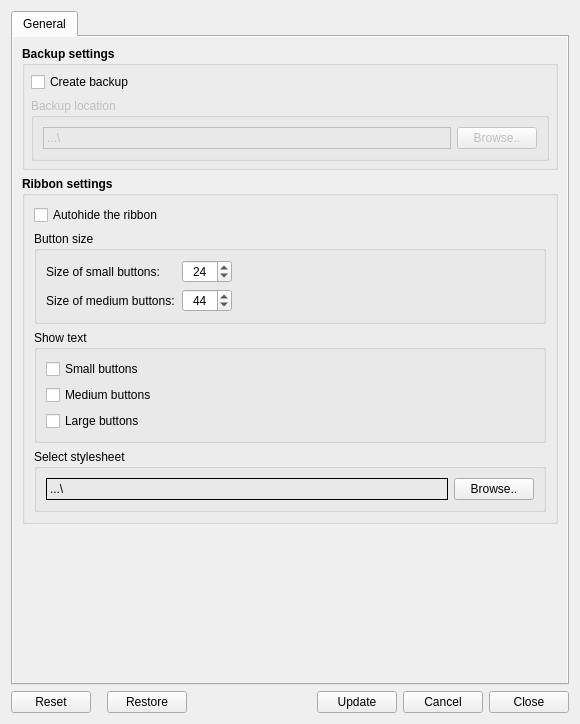
Above: Resources/ui/Settings.ui from geolta/FreeCAD-Ribbon before the change. Below: the same form after it.
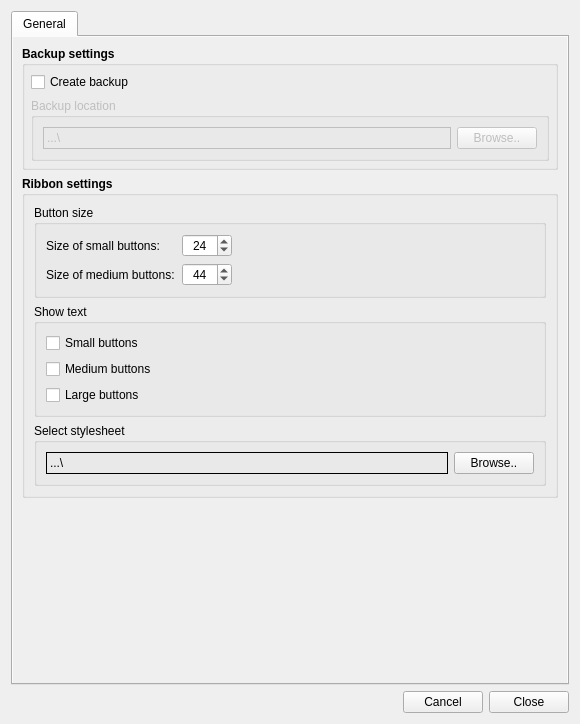
That is the form after the change.

Commit message: Added a pin button to the right toolbar. The settings in the preference menu are now stored in parameters instead of the Json file. Json functions are removed from the preference menu

What changed in the file:
```diff
--- a/Resources/ui/Settings.ui
+++ b/Resources/ui/Settings.ui
@@ -22,17 +22,7 @@
   <layout class="QGridLayout" name="gridLayout_7">
    <item row="1" column="0">
     <layout class="QGridLayout" name="gridLayout_6">
-     <item row="0" column="2">
-      <widget class="QPushButton" name="RestoreJson">
-       <property name="enabled">
-        <bool>true</bool>
-       </property>
-       <property name="text">
-        <string>Restore</string>
-       </property>
-      </widget>
-     </item>
-     <item row="0" column="3">
+     <item row="0" column="0">
       <spacer name="horizontalSpacer_2">
        <property name="orientation">
         <enum>Qt::Horizontal</enum>
@@ -45,50 +35,7 @@
        </property>
       </spacer>
      </item>
-     <item row="0" column="0">
-      <widget class="QPushButton" name="ResetJson">
-       <property name="enabled">
-        <bool>true</bool>
-       </property>
-       <property name="text">
-        <string>Reset</string>
-       </property>
-      </widget>
-     </item>
      <item row="0" column="1">
-      <spacer name="horizontalSpacer">
-       <property name="orientation">
-        <enum>Qt::Horizontal</enum>
-       </property>
-       <property name="sizeType">
-        <enum>QSizePolicy::Fixed</enum>
-       </property>
-       <property name="sizeHint" stdset="0">
-        <size>
-         <width>10</width>
-         <height>20</height>
-        </size>
-       </property>
-      </spacer>
-     </item>
-     <item row="0" column="4">
-      <widget class="QPushButton" name="GenerateJson">
-       <property name="text">
-        <string>Update</string>
-       </property>
-      </widget>
-     </item>
-     <item row="0" column="6">
-      <widget class="QPushButton" name="GenerateJsonExit">
-       <property name="text">
-        <string>Close</string>
-       </property>
-       <property name="shortcut">
-        <string/>
-       </property>
-      </widget>
-     </item>
-     <item row="0" column="5">
       <widget class="QPushButton" name="Cancel">
        <property name="text">
         <string>Cancel</string>
@@ -98,6 +45,16 @@
        </property>
       </widget>
      </item>
+     <item row="0" column="2">
+      <widget class="QPushButton" name="GenerateJsonExit">
+       <property name="text">
+        <string>Close</string>
+       </property>
+       <property name="shortcut">
+        <string/>
+       </property>
+      </widget>
+     </item>
     </layout>
    </item>
    <item row="0" column="0">
@@ -270,19 +227,6 @@
           <item row="0" column="0">
            <layout class="QGridLayout" name="gridLayout_3">
             <item row="0" column="0">
-             <widget class="QCheckBox" name="AutoHide">
-              <property name="font">
-               <font>
-                <weight>50</weight>
-                <bold>false</bold>
-               </font>
-              </property>
-              <property name="text">
-               <string>Autohide the ribbon</string>
-              </property>
-             </widget>
-            </item>
-            <item row="1" column="0">
              <widget class="QGroupBox" name="groupBox_4">
               <property name="font">
                <font>
@@ -453,7 +397,7 @@
               </layout>
              </widget>
             </item>
-            <item row="2" column="0">
+            <item row="1" column="0">
              <widget class="QGroupBox" name="groupBox_3">
               <property name="font">
                <font>
```
The commit also changes 7 other files.
